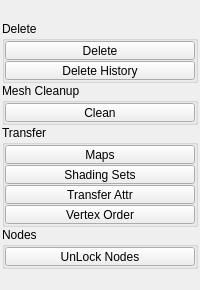
Above: tentacle/ui/edit.ui from m3trik/tentacle before the change. Below: the same form after it.
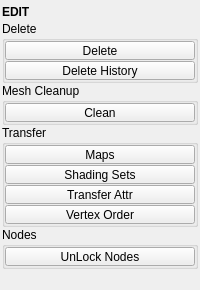
That is the form after the change. Custom widgets are drawn as their Qt base class.

```diff
--- a/tentacle/ui/edit.ui
+++ b/tentacle/ui/edit.ui
@@ -94,7 +94,7 @@
        <number>0</number>
       </property>
       <item>
-       <widget class="Header" name="header" native="true">
+       <widget class="Header" name="header">
         <property name="minimumSize">
          <size>
           <width>0</width>
@@ -619,7 +619,7 @@
  <customwidgets>
   <customwidget>
    <class>Header</class>
-   <extends>QWidget</extends>
+   <extends>QLabel</extends>
    <header>uitk.widgets.header</header>
   </customwidget>
   <customwidget>
```
Left out of the diff: 2 changed lines with no effect on the pictures.
